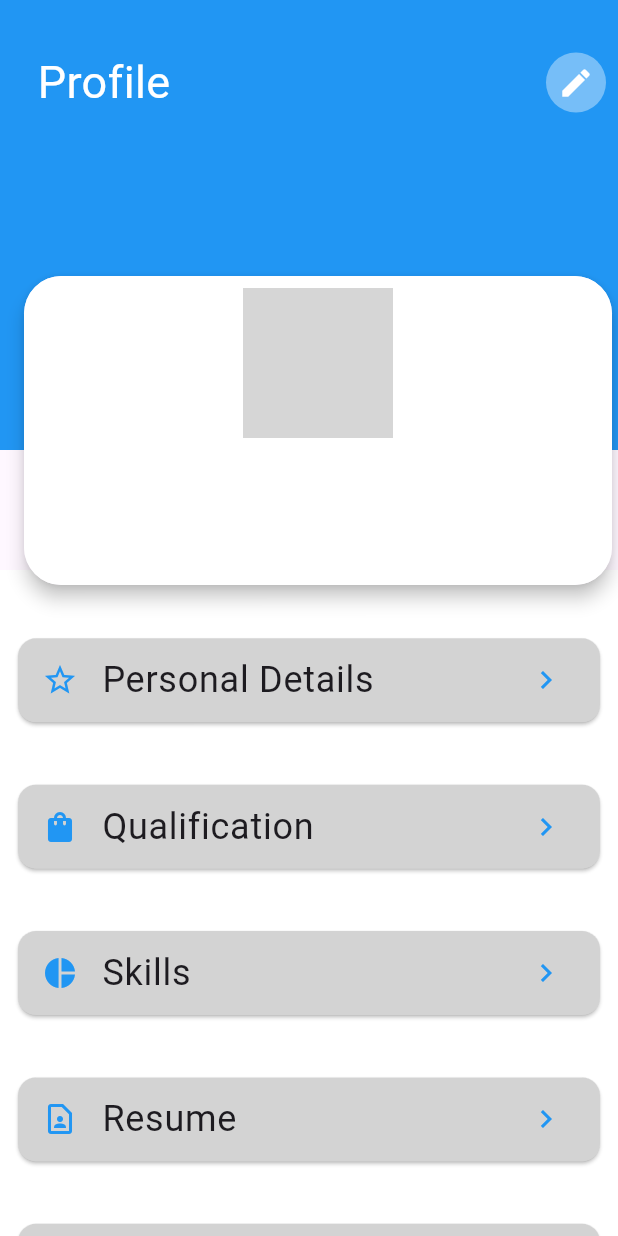
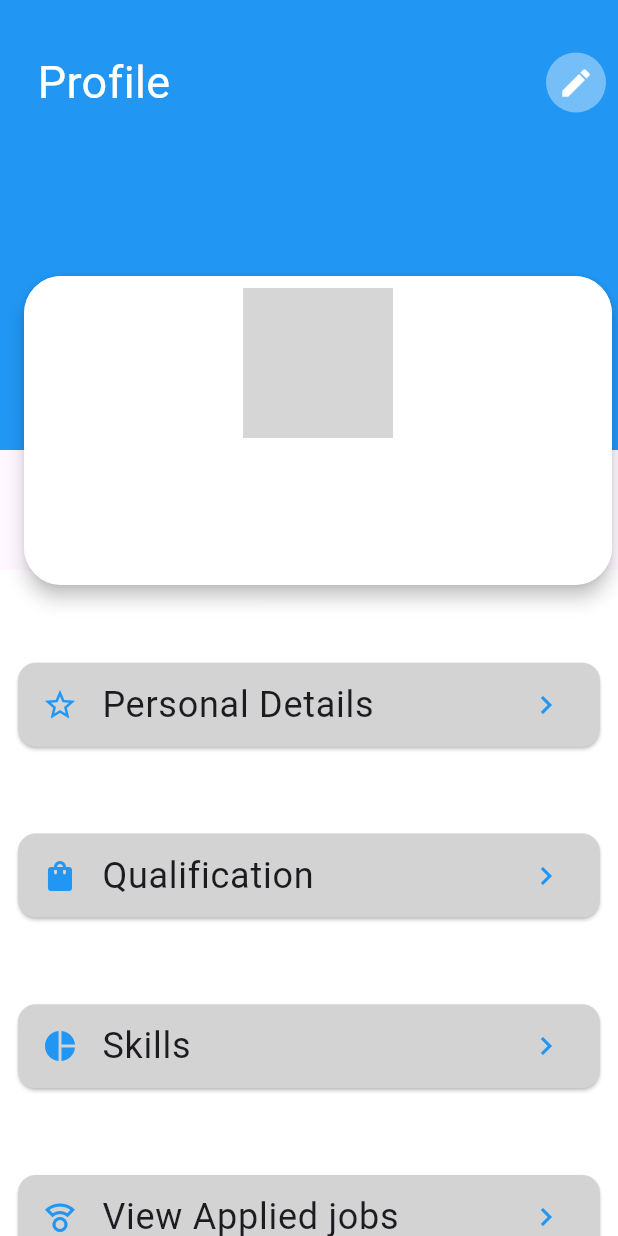
Before and after one commit to hibaaahhh/campus_recruitment, a Flutter app: the StudentProfile screen opened directly, on a phone screen of 412 x 824 dp. Run offline on Flutter 3.47's test engine with Material 3 defaults, Android fonts, the phone set to English and light mode, and no system bars; our stand-ins replace cloud_firestore, file_picker, firebase_auth, firebase_core, firebase_crashlytics, firebase_messaging and 7 more; missing offline and left inert: firebase_app_check; accounts and stored records are empty; network calls fail; grey boxes are pictures that could not be loaded.

Commit message:
resume pending

```diff
--- a/lib/screens/student/Studentprofile.dart
+++ b/lib/screens/student/Studentprofile.dart
@@ -217,38 +217,38 @@ class _StudentProfileState extends State<StudentProfile> {
                                       ),
                                     ),
                                   ),
-                                  GestureDetector(
-                                    onTap: () {
-                                      print(resumeUrl);
-                                      print(
-                                          "----------------------------------");
-                                      Navigator.push(
-                                        context,
-                                        MaterialPageRoute(
-                                          builder: (context) =>
-                                              StudentViewResume(
-                                            resumeUrl: "${resumeUrl}",
-                                          ),
-                                        ),
-                                      );
-                                    },
-                                    child: const Card(
-                                      color: Color(0xFFD3D3D3),
-                                      child: ListTile(
-                                        leading: Icon(
-                                            Icons.contact_page_outlined,
-                                            color: Colors.blue),
-                                        title: Text(
-                                          'Resume',
-                                          textScaleFactor: 1.5,
-                                        ),
-                                        trailing: Icon(
-                                          Icons.keyboard_arrow_right,
-                                          color: Colors.blue,
-                                        ),
-                                      ),
-                                    ),
-                                  ),
+                                  // GestureDetector(
+                                  //   onTap: () {
+                                  //     print(resumeUrl);
+                                  //     print(
+                                  //         "----------------------------------");
+                                  //     Navigator.push(
+                                  //       context,
+                                  //       MaterialPageRoute(
+                                  //         builder: (context) =>
+                                  //             StudentViewResume(
+                                  //           resumeUrl: "${resumeUrl}",
+                                  //         ),
+                                  //       ),
+                                  //     );
+                                  //   },
+                                  //   child: const Card(
+                                  //     color: Color(0xFFD3D3D3),
+                                  //     child: ListTile(
+                                  //       leading: Icon(
+                                  //           Icons.contact_page_outlined,
+                                  //           color: Colors.blue),
+                                  //       title: Text(
+                                  //         'Resume',
+                                  //         textScaleFactor: 1.5,
+                                  //       ),
+                                  //       trailing: Icon(
+                                  //         Icons.keyboard_arrow_right,
+                                  //         color: Colors.blue,
+                                  //       ),
+                                  //     ),
+                                  //   ),
+                                  // ),
                                   // View Applied jobs Card
                                   GestureDetector(
                                     onTap: () {
```
Also changed, not shown: lib/screens/company/jobpost2.dart (+7 -2 lines), lib/screens/company/jobpost3.dart (+39 -6 lines).
